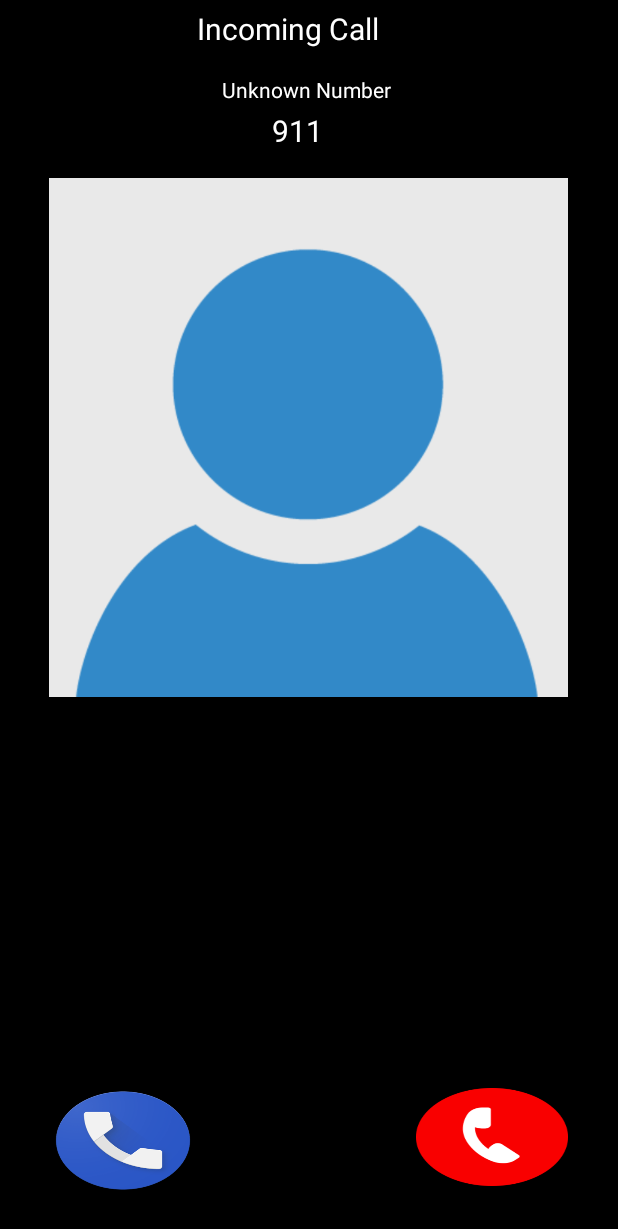
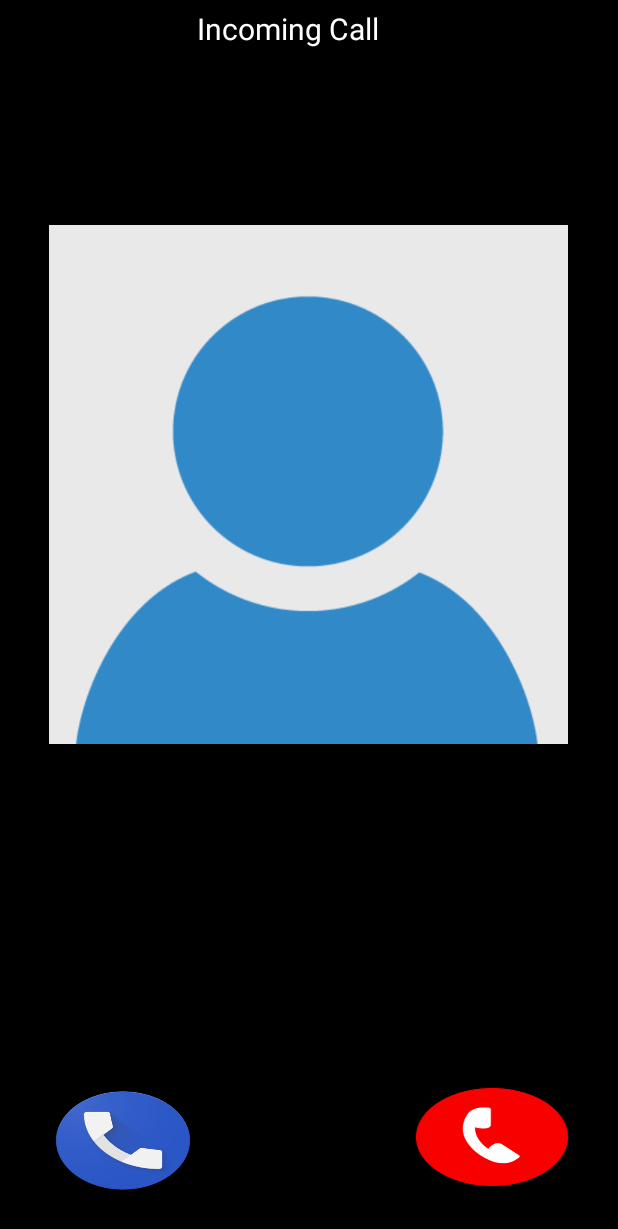
Before and after one commit to zhipengwang30105760/BadDate, an Android app: the layout activity_fake_call_ringling.xml on its own in the app's theme, with its tools: preview values and no code run, on a phone screen of 412 x 824 dp. Shown: the top 1229 px of the screen. Run offline under Robolectric (Android 15) with nearby library versions, the phone set to English and light mode, and no system bars; Roboto replaces fonts that are not available here.

```diff
--- a/app/src/main/java/com/example/application/baddate/MainActivity.java
+++ b/app/src/main/java/com/example/application/baddate/MainActivity.java
@@ -143,6 +143,7 @@ public class MainActivity extends AppCompatActivity implements TimePickerDialog.
     */
     private void StartPhoneCall(){
         Intent intent = new Intent(MainActivity.this, FakeCallRingling.class);
+        intent.putExtra("contact", contact);
         startActivity(intent);
     }
 
--- a/app/src/main/res/layout/activity_fake_call_ringling.xml
+++ b/app/src/main/res/layout/activity_fake_call_ringling.xml
@@ -28,19 +28,7 @@
         app:layout_constraintTop_toTopOf="parent"
         app:layout_constraintVertical_bias="0.308" />
 
-    <TextView
-        android:id="@+id/textView1"
-        android:layout_width="wrap_content"
-        android:layout_height="wrap_content"
-        android:layout_alignParentTop="true"
-        android:layout_alignParentEnd="true"
-        android:layout_alignParentRight="true"
-        android:layout_marginTop="50dp"
-        android:layout_marginEnd="151dp"
-        android:layout_marginRight="151dp"
-        android:text="Unknown Number"
-        android:textAppearance="@style/TextAppearance.AppCompat.Body1"
-        android:textColor="@color/white" />
+
 
     <TextView
         android:id="@+id/textView2"
@@ -52,7 +40,7 @@
         android:layout_marginStart="181dp"
         android:layout_marginLeft="181dp"
         android:layout_marginTop="73dp"
-        android:text="911"
+        android:text=""
         android:textColor="@color/white"
 
         android:textSize="20sp" />
@@ -61,7 +49,7 @@
         android:id="@+id/imageView1"
         android:layout_width="346dp"
         android:layout_height="356dp"
-        android:layout_below="@+id/textView1"
+        android:layout_below="@+id/textView2"
         android:layout_centerHorizontal="true"
         android:layout_marginLeft="8dp"
         android:layout_marginTop="44dp"
```
Also changed, not shown: app/src/main/java/com/example/application/baddate/FakeCallRingling.java (+15 -3 lines).
